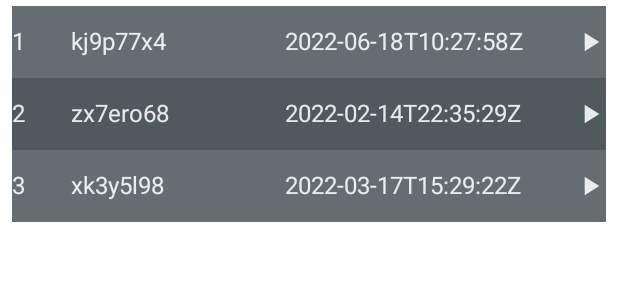
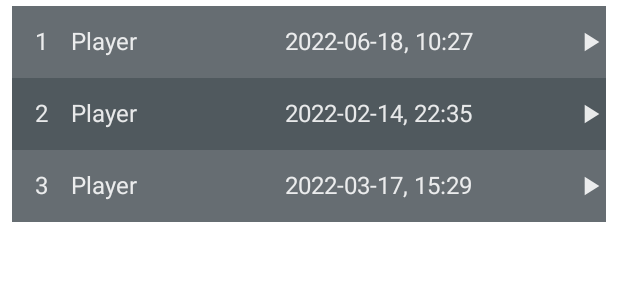
Before and after one commit to MayrThomas/Speedrun.Mobile, an Android app built with Jetpack Compose: the @Preview function RunPreviewLight, on a phone screen of 412 x 824 dp. Shown: the top 300 px of the screen. Run offline under Robolectric (Android 15) with nearby library versions, the phone set to English and light mode, and no system bars; network calls fail.

Commit message:
App now shows Toast when a game doesn't have any categories/runs. Run objects now have "actualRunner" which is the first runner, as indicated by the runners list. Runners are now also fetched when fetching runs. Run composable now shows the name of the runner instead of his id.

```diff
--- a/SpeedrunMobile/app/src/main/java/at/fhhagenberg/me/ada/speedrunmobile/core/Run.kt
+++ b/SpeedrunMobile/app/src/main/java/at/fhhagenberg/me/ada/speedrunmobile/core/Run.kt
@@ -7,5 +7,6 @@ data class Run(
     var videos: List<String?>?,
     var runners: List<String?>?,
     var submitted: String?,
-    var times: Any?
+    var times: Any?,
+    var actualRunner: Runner? = null
 )
--- a/SpeedrunMobile/app/src/main/java/at/fhhagenberg/me/ada/speedrunmobile/screens/GameScreen.kt
+++ b/SpeedrunMobile/app/src/main/java/at/fhhagenberg/me/ada/speedrunmobile/screens/GameScreen.kt
@@ -2,6 +2,7 @@ package at.fhhagenberg.me.ada.speedrunmobile.screens
 
 import android.annotation.SuppressLint
 import android.content.res.Configuration
+import android.icu.text.SimpleDateFormat
 import androidx.compose.foundation.Image
 import androidx.compose.foundation.clickable
 import androidx.compose.foundation.layout.*
@@ -11,31 +12,24 @@ import androidx.compose.material.*
 import androidx.compose.material.icons.Icons
 import androidx.compose.material.icons.filled.Menu
 import androidx.compose.material.icons.filled.PlayArrow
-import androidx.compose.runtime.Composable
-import androidx.compose.runtime.mutableStateListOf
-import androidx.compose.runtime.remember
-import androidx.compose.runtime.rememberCoroutineScope
+import androidx.compose.runtime.*
 import androidx.compose.ui.Alignment
 import androidx.compose.ui.Modifier
 import androidx.compose.ui.graphics.Color
-import androidx.compose.ui.layout.AlignmentLine
 import androidx.compose.ui.res.painterResource
+import androidx.compose.ui.text.style.TextAlign
 import androidx.compose.ui.tooling.preview.Preview
 import androidx.compose.ui.unit.dp
-import androidx.navigation.NavHostController
 import at.fhhagenberg.me.ada.speedrunmobile.PREFERRED_BOTTOM_NAV_HEIGHT
 import at.fhhagenberg.me.ada.speedrunmobile.R
-import at.fhhagenberg.me.ada.speedrunmobile.core.Category
-import at.fhhagenberg.me.ada.speedrunmobile.core.Game
+import at.fhhagenberg.me.ada.speedrunmobile.core.*
 import at.fhhagenberg.me.ada.speedrunmobile.core.Run
-import at.fhhagenberg.me.ada.speedrunmobile.core.UNDEFINED_CATEGORY
 import at.fhhagenberg.me.ada.speedrunmobile.network.SpeedrunProxyFactory
 import at.fhhagenberg.me.ada.speedrunmobile.ui.theme.SpeedrunMobileTheme
 import at.fhhagenberg.me.ada.speedrunmobile.viewmodel.SMViewModel
 import kotlinx.coroutines.Dispatchers
 import kotlinx.coroutines.launch
 import kotlinx.coroutines.withContext
-import java.util.*
 
 val testCategories: List<Category> = listOf(
     Category(id = "02qr00pk",
@@ -76,21 +70,23 @@ fun RunsBody(runs: List<Run>, modifier: Modifier = Modifier) {
     }
 }
 
+@SuppressLint("SimpleDateFormat", "CoroutineCreationDuringComposition")
 @Composable
 fun Run(run: Run) {
     val color =
         if (run.place!! % 2 == 0) MaterialTheme.colors.primary else MaterialTheme.colors.primaryVariant
     Surface(color = color) {
-
+        val dateFormatter = SimpleDateFormat("yyyy-MM-dd'T'HH:mm:ss'Z'")
+        val fulldate = dateFormatter.parse(run.submitted)
+        val smalldate = SimpleDateFormat("yyyy-MM-dd', 'HH:mm").format(fulldate)
         Row(verticalAlignment = Alignment.CenterVertically,
             horizontalArrangement = Arrangement.SpaceEvenly) {
-            Text(text = run.place.toString(), modifier = Modifier.fillMaxWidth(0.1f))
-            Text(text = run.runners?.first() ?: "Player",
+            Text(text = run.place.toString(), modifier = Modifier.fillMaxWidth(0.1f), textAlign = TextAlign.Center)
+            Text(text = run.actualRunner?.names?.first() ?: "Player",
                 modifier = Modifier
                     .clickable { /*TODO navigate to runner*/ }
                     .fillMaxWidth(0.4f))
-            //Text(text = run.times.toString())
-            Text(text = run.submitted ?: "Date", modifier = Modifier.fillMaxWidth(0.9f))
+            Text(text = smalldate, modifier = Modifier.fillMaxWidth(0.9f))
             IconButton(onClick = { /*TODO show video*/ }, modifier = Modifier.fillMaxWidth(1f)) {
                 Icon(imageVector = Icons.Default.PlayArrow, contentDescription = "Video of run")
             }
--- a/SpeedrunMobile/app/src/main/res/values/strings.xml
+++ b/SpeedrunMobile/app/src/main/res/values/strings.xml
@@ -1,4 +1,5 @@
 <resources>
     <string name="app_name">Speedrun.Mobile</string>
     <string name="search">Search</string>
+    <string name="categories_unavailable">There are no categories and runs available for this game.</string>
 </resources>
```
Also changed, not shown: SpeedrunMobile/app/src/main/java/at/fhhagenberg/me/ada/speedrunmobile/MainActivity.kt (+25 -4 lines), SpeedrunMobile/app/src/main/java/at/fhhagenberg/me/ada/speedrunmobile/network/SpeedrunProxyImpl.kt (+7 -1 lines), SpeedrunMobile/app/src/main/java/at/fhhagenberg/me/ada/speedrunmobile/viewmodel/SMViewModel.kt (+6 -1 lines).
